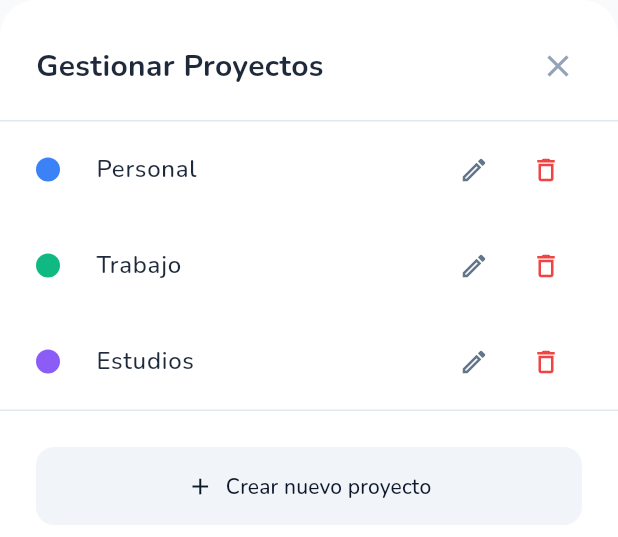
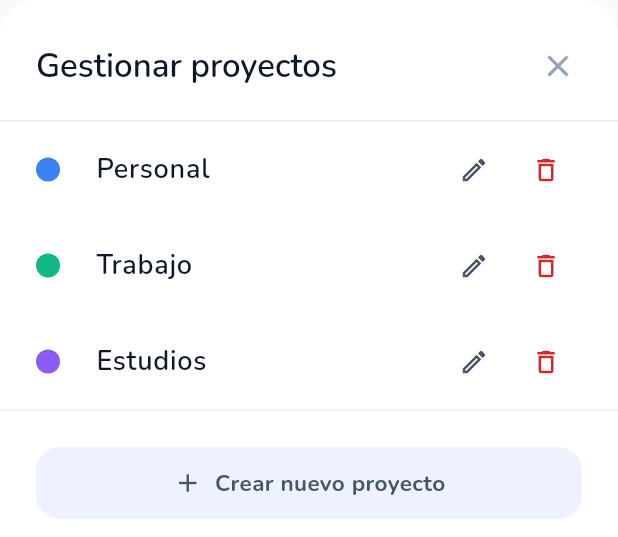
Before and after one commit to Juguitoo/Aegis, a Flutter app: the ManageProjectsBottomSheet widget shown alone on an empty page, opened directly, on a phone screen of 412 x 824 dp. Shown: the top 537 px of the screen. Run offline on Flutter 3.47's test engine with Material 3 defaults, Android fonts, the phone set to English and light mode, and no system bars; our stand-ins replace audioplayers, drift, file_picker, fl_chart, flutter_colorpicker, flutter_local_notifications and 9 more; missing offline and left inert: installed_apps, window_manager; accounts and stored records are empty; generated files the repository leaves out were written again.

Commit message:
style: aplicados estilos a los componentes de proyectos

```diff
--- a/lib/presentation/screens/projects/components/manage_projects_bottom_sheet.dart
+++ b/lib/presentation/screens/projects/components/manage_projects_bottom_sheet.dart
@@ -1,4 +1,5 @@
 import 'package:aegis/core/utils/color_utils.dart';
+import 'package:aegis/presentation/widgets/aegis_buttons.dart';
 import 'package:flutter/material.dart';
 import 'package:flutter_riverpod/flutter_riverpod.dart';
 import '../../../../data/local/database/app_database.dart';
@@ -26,6 +27,8 @@ class _ManageProjectsBottomSheetState
   Widget build(BuildContext context) {
     final screenHeight = MediaQuery.of(context).size.height;
     final projectsAsync = ref.watch(projectListViewModelProvider);
+    final colorScheme = Theme.of(context).colorScheme;
+    final textTheme = Theme.of(context).textTheme;
 
     return Container(
       constraints: BoxConstraints(
@@ -35,9 +38,9 @@ class _ManageProjectsBottomSheetState
         bottom: MediaQuery.of(context).viewInsets.bottom +
             MediaQuery.of(context).padding.bottom,
       ),
-      decoration: const BoxDecoration(
-        color: Colors.white,
-        borderRadius: BorderRadius.vertical(top: Radius.circular(24)),
+      decoration: BoxDecoration(
+        color: colorScheme.surface,
+        borderRadius: const BorderRadius.vertical(top: Radius.circular(24)),
       ),
       child: Column(
         mainAxisSize: MainAxisSize.min,
@@ -49,32 +52,28 @@ class _ManageProjectsBottomSheetState
             child: Row(
               mainAxisAlignment: MainAxisAlignment.spaceBetween,
               children: [
-                const Text(
-                  'Gestionar Proyectos',
-                  style: TextStyle(
-                    fontSize: 20,
-                    fontWeight: FontWeight.bold,
-                    color: Color(0xFF1E293B),
-                  ),
+                Text(
+                  'Gestionar proyectos',
+                  style: textTheme.displayMedium,
                 ),
                 IconButton(
-                  icon: const Icon(Icons.close, color: Color(0xFF94A3B8)),
+                  icon: Icon(Icons.close, color: colorScheme.outline),
                   onPressed: () => Navigator.pop(context),
                 ),
               ],
             ),
           ),
-          const Divider(height: 1, color: Color(0xFFE2E8F0)),
+          Divider(color: colorScheme.outline.withValues(alpha: 0.2), height: 1),
           Flexible(
             child: projectsAsync.when(
               data: (projects) {
                 if (projects.isEmpty) {
-                  return const Padding(
-                    padding: EdgeInsets.all(32.0),
+                  return Padding(
+                    padding: const EdgeInsets.all(32.0),
                     child: Center(
                       child: Text(
                         'No tienes proyectos aún.',
-                        style: TextStyle(color: Color(0xFF94A3B8)),
+                        style: textTheme.bodyMedium,
                       ),
                     ),
                   );
@@ -97,23 +96,21 @@ class _ManageProjectsBottomSheetState
                       ),
                       title: Text(
                         project.name,
-                        style: const TextStyle(
-                          fontSize: 16,
-                          fontWeight: FontWeight.w500,
-                          color: Color(0xFF1E293B),
+                        style: textTheme.bodyLarge?.copyWith(
+                          fontWeight: FontWeight.w600,
                         ),
                       ),
                       trailing: Row(
                         mainAxisSize: MainAxisSize.min,
                         children: [
                           IconButton(
-                            icon: const Icon(Icons.edit_outlined,
-                                color: Color(0xFF64748B), size: 20),
+                            icon: Icon(Icons.edit_outlined,
+                                color: colorScheme.onSurfaceVariant, size: 20),
                             onPressed: () => _showProjectDialog(project),
                           ),
                           IconButton(
-                            icon: const Icon(Icons.delete_outline,
-                                color: Color(0xFFEF4444), size: 20),
+                            icon: Icon(Icons.delete_outline,
+                                color: colorScheme.error, size: 20),
                             onPressed: () {
                               ref
                                   .read(projectListViewModelProvider.notifier)
@@ -136,22 +133,14 @@ class _ManageProjectsBottomSheetState
               ),
             ),
           ),
-          const Divider(height: 1, color: Color(0xFFE2E8F0)),
+          Divider(color: colorScheme.outline.withValues(alpha: 0.2), height: 1),
           Padding(
             padding: const EdgeInsets.all(24.0),
-            child: ElevatedButton.icon(
+            child: AegisButton(
               onPressed: () => _showProjectDialog(),
-              icon: const Icon(Icons.add),
-              label: const Text('Crear nuevo proyecto'),
-              style: ElevatedButton.styleFrom(
-                backgroundColor: const Color(0xFFF1F5F9),
-                foregroundColor: const Color(0xFF0F172A),
-                elevation: 0,
-                padding: const EdgeInsets.symmetric(vertical: 16),
-                shape: RoundedRectangleBorder(
-                  borderRadius: BorderRadius.circular(12),
-                ),
-              ),
+              text: 'Crear nuevo proyecto',
+              icon: Icons.add,
+              type: ButtonType.secondary,
             ),
           ),
         ],
--- a/lib/presentation/screens/tags/components/manage_tags_bottom_sheet.dart
+++ b/lib/presentation/screens/tags/components/manage_tags_bottom_sheet.dart
@@ -49,7 +49,7 @@ class _ManageTagsBottomSheetState extends ConsumerState<ManageTagsBottomSheet> {
               children: [
                 Text(
                   'Gestionar etiquetas',
-                  style: textTheme.displayMedium?.copyWith(fontSize: 20),
+                  style: textTheme.displayMedium,
                 ),
                 IconButton(
                   icon: Icon(Icons.close, color: colorScheme.outline),
--- a/lib/presentation/screens/tags/components/tag_form_dialog.dart
+++ b/lib/presentation/screens/tags/components/tag_form_dialog.dart
@@ -74,7 +74,7 @@ class _TagFormDialogState extends ConsumerState<TagFormDialog> {
         borderRadius: BorderRadius.circular(24),
       ),
       title: Text(isEditing ? 'Editar etiqueta' : 'Nueva etiqueta',
-          style: textTheme.displayMedium?.copyWith(fontSize: 20)),
+          style: textTheme.displayMedium),
       content: ConstrainedBox(
         constraints: const BoxConstraints(maxWidth: 400),
         child: SingleChildScrollView(
--- a/lib/presentation/screens/tags/components/tag_multi_selector.dart
+++ b/lib/presentation/screens/tags/components/tag_multi_selector.dart
@@ -54,7 +54,7 @@ class _TagMultiSelectorState extends ConsumerState<TagMultiSelector> {
                   borderRadius: BorderRadius.circular(24)),
               title: Text(
                 'Seleccionar etiquetas',
-                style: textTheme.displayMedium?.copyWith(fontSize: 20),
+                style: textTheme.displayMedium,
               ),
               content: ConstrainedBox(
                 constraints: BoxConstraints(
```
Also changed, not shown: lib/presentation/screens/projects/components/project_form_dialog.dart (+40 -111 lines).
